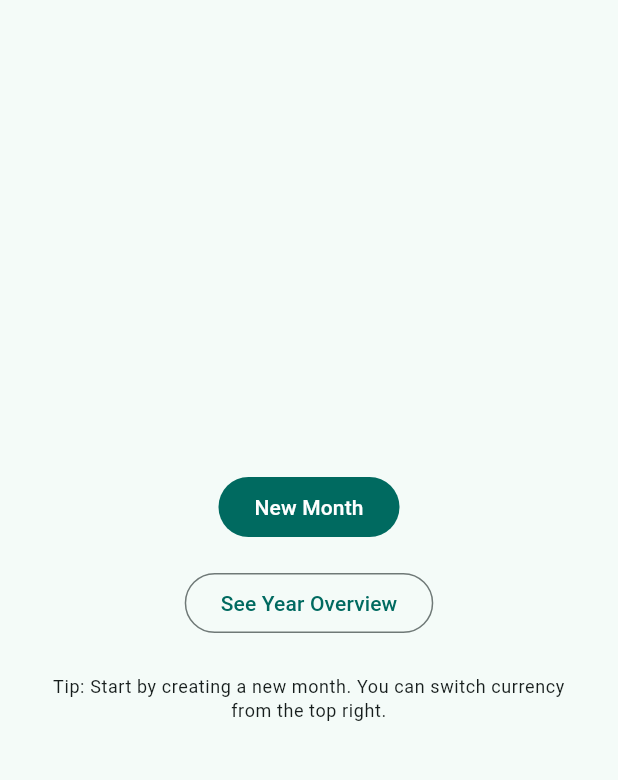
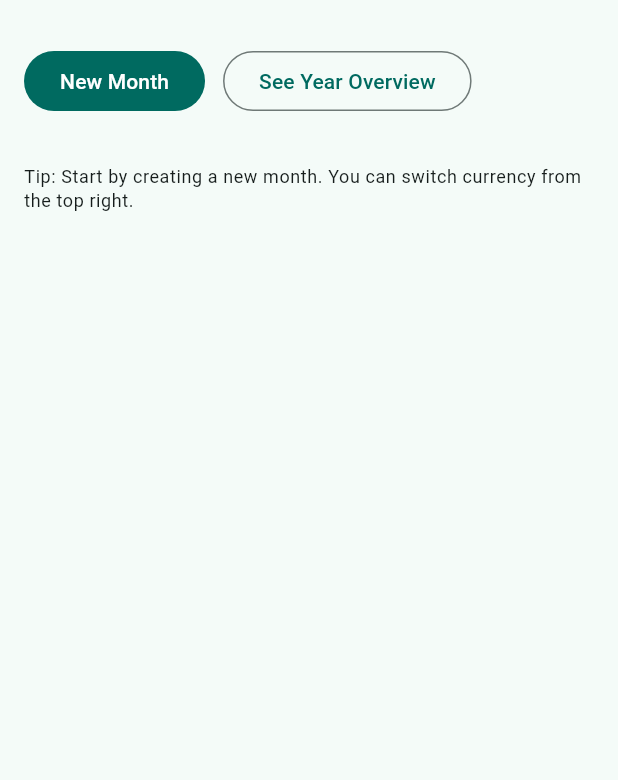
Before and after one commit to PabloSczn/truly-budget, a Flutter app: the screen it shows after launch, on a phone screen of 412 x 824 dp, the part 63-843 px from its top. Run offline on Flutter 3.47's test engine with Material 3 defaults, Android fonts, the phone set to English and light mode, and no system bars; our stand-ins replace fl_chart, package_info_plus, shared_preferences.

Commit message:
persist data and show active budgets

```diff
--- a/lib/models/category.dart
+++ b/lib/models/category.dart
@@ -3,7 +3,7 @@ import 'expense.dart';
 class Category {
   final String id;
   String name;
-  String emoji; // e.g. "🍔"
+  String emoji;
   double allocated;
   final List<Expense> expenses;
 
@@ -18,4 +18,22 @@ class Category {
   double get spent => expenses.fold(0.0, (sum, e) => sum + e.amount);
   double get remaining => allocated - spent;
   double get spentRatio => allocated <= 0 ? 0 : (spent / allocated).clamp(0, 1);
+
+  Map<String, dynamic> toJson() => {
+        'id': id,
+        'name': name,
+        'emoji': emoji,
+        'allocated': allocated,
+        'expenses': expenses.map((e) => e.toJson()).toList(),
+      };
+
+  factory Category.fromJson(Map<String, dynamic> json) => Category(
+        id: json['id'] as String,
+        name: json['name'] as String,
+        emoji: json['emoji'] as String? ?? '🗂️',
+        allocated: (json['allocated'] as num?)?.toDouble() ?? 0.0,
+        expenses: (json['expenses'] as List<dynamic>? ?? const [])
+            .map((e) => Expense.fromJson(e as Map<String, dynamic>))
+            .toList(),
+      );
 }
--- a/lib/models/expense.dart
+++ b/lib/models/expense.dart
@@ -11,4 +11,19 @@ class Expense {
     DateTime? date,
   })  : emoji = emoji ?? '🧾',
         date = date ?? DateTime.now();
+
+  Map<String, dynamic> toJson() => {
+        'note': note,
+        'amount': amount,
+        'emoji': emoji,
+        'date': date.toIso8601String(),
+      };
+
+  factory Expense.fromJson(Map<String, dynamic> json) => Expense(
+        note: json['note'] as String,
+        amount: (json['amount'] as num).toDouble(),
+        emoji: json['emoji'] as String? ?? '🧾',
+        date:
+            DateTime.tryParse(json['date'] as String? ?? '') ?? DateTime.now(),
+      );
 }
--- a/lib/models/income.dart
+++ b/lib/models/income.dart
@@ -5,4 +5,17 @@ class Income {
 
   Income({required this.source, required this.amount, DateTime? date})
       : date = date ?? DateTime.now();
+
+  Map<String, dynamic> toJson() => {
+        'source': source,
+        'amount': amount,
+        'date': date.toIso8601String(),
+      };
+
+  factory Income.fromJson(Map<String, dynamic> json) => Income(
+        source: json['source'] as String,
+        amount: (json['amount'] as num).toDouble(),
+        date:
+            DateTime.tryParse(json['date'] as String? ?? '') ?? DateTime.now(),
+      );
 }
--- a/lib/models/month_budget.dart
+++ b/lib/models/month_budget.dart
@@ -18,4 +18,22 @@ class MonthBudget {
   double get totalIncome => incomes.fold(0.0, (s, i) => s + i.amount);
   double get totalAllocated => categories.fold(0.0, (s, c) => s + c.allocated);
   double get spare => totalIncome - totalAllocated;
+
+  Map<String, dynamic> toJson() => {
+        'year': year,
+        'month': month,
+        'incomes': incomes.map((i) => i.toJson()).toList(),
+        'categories': categories.map((c) => c.toJson()).toList(),
+      };
+
+  factory MonthBudget.fromJson(Map<String, dynamic> json) => MonthBudget(
+        year: json['year'] as int,
+        month: json['month'] as int,
+        incomes: (json['incomes'] as List<dynamic>? ?? const [])
+            .map((i) => Income.fromJson(i as Map<String, dynamic>))
+            .toList(),
+        categories: (json['categories'] as List<dynamic>? ?? const [])
+            .map((c) => Category.fromJson(c as Map<String, dynamic>))
+            .toList(),
+      );
 }
--- a/lib/screens/landing_screen.dart
+++ b/lib/screens/landing_screen.dart
@@ -1,27 +1,33 @@
 import 'package:flutter/material.dart';
+import 'package:provider/provider.dart';
+import 'package:truly_budget/screens/month_screen.dart';
+import '../state/budget_store.dart';
 import '../widgets/currency_selector.dart';
 import 'month_selection_screen.dart';
 import 'year_overview_screen.dart';
 import '../widgets/app_menu_drawer.dart';
+import '../utils/year_month.dart';
+import '../utils/format.dart';
 
 class LandingScreen extends StatelessWidget {
   const LandingScreen({super.key});
 
   @override
   Widget build(BuildContext context) {
+    final store = context.watch<BudgetStore>();
+    final monthKeys = store.monthKeysDesc;
+
     return Scaffold(
       appBar: AppBar(
         title: const Text('TrulyBudget'),
         actions: const [CurrencySelectorAction()],
       ),
       drawer: const AppMenuDrawer(),
-      body: Center(
-        child: ConstrainedBox(
-          constraints: const BoxConstraints(maxWidth: 420),
-          child: Padding(
-            padding: const EdgeInsets.all(24.0),
-            child: Column(
-              mainAxisAlignment: MainAxisAlignment.center,
+      body: ListView(
+        padding: const EdgeInsets.all(16),
+        children: [
+          // Quick actions
+          Row(
             children: [
               FilledButton(
                 onPressed: () {
@@ -33,7 +39,7 @@ class LandingScreen extends StatelessWidget {
                 },
                 child: const Text('New Month'),
               ),
-                const SizedBox(height: 16),
+              const SizedBox(width: 12),
               OutlinedButton(
                 onPressed: () {
                   Navigator.of(context).push(
@@ -44,14 +50,69 @@ class LandingScreen extends StatelessWidget {
                 },
                 child: const Text('See Year Overview'),
               ),
-                const SizedBox(height: 24),
-                Text(
-                  'Tip: Start by creating a new month. You can switch currency from the top right.',
-                  textAlign: TextAlign.center,
-                  style: Theme.of(context).textTheme.bodySmall,
-                )
             ],
           ),
+          const SizedBox(height: 24),
+
+          // Existing (active) month budgets
+          if (monthKeys.isNotEmpty) ...[
+            Text('Your budgets',
+                style: Theme.of(context).textTheme.titleMedium),
+            const SizedBox(height: 8),
+            for (final key in monthKeys)
+              _MonthTile(
+                ymKey: key,
+                onTap: () {
+                  final parts = key.split('-');
+                  final y = int.parse(parts[0]);
+                  final m = int.parse(parts[1]);
+                  store.selectMonth(y, m);
+                  Navigator.of(context).push(
+                    MaterialPageRoute(builder: (_) => const MonthScreen()),
+                  );
+                },
+              ),
+          ] else
+            Padding(
+              padding: const EdgeInsets.only(top: 8.0),
+              child: Text(
+                'Tip: Start by creating a new month. You can switch currency from the top right.',
+                style: Theme.of(context).textTheme.bodySmall,
+              ),
+            ),
+        ],
+      ),
+    );
+  }
+}
+
+class _MonthTile extends StatelessWidget {
+  final String ymKey;
+  final VoidCallback onTap;
+  const _MonthTile({required this.ymKey, required this.onTap});
+
+  @override
+  Widget build(BuildContext context) {
+    final store = context.read<BudgetStore>();
+    final b = store.budgets[ymKey]!;
+    final income = b.totalIncome;
+    final expenses = b.categories.fold<double>(0, (s, c) => s + c.spent);
+    final spare = income - expenses;
+    return Card(
+      child: ListTile(
+        onTap: onTap,
+        leading: const Icon(Icons.calendar_month),
+        title: Text(YearMonth.labelFromKey(ymKey)),
+        subtitle: Text(
+          'Income: ${Format.money(income, symbol: store.currency.symbol)}\n'
+          'Expenses: ${Format.money(expenses, symbol: store.currency.symbol)}',
+        ),
+        trailing: Text(
+          (spare >= 0 ? 'Left: ' : 'Debt: ') +
+              Format.money(spare.abs(), symbol: store.currency.symbol),
+          style: TextStyle(
+            color: spare >= 0 ? Colors.green : Colors.red,
+            fontWeight: FontWeight.w600,
           ),
         ),
       ),
--- a/pubspec.yaml
+++ b/pubspec.yaml
@@ -15,6 +15,7 @@ dependencies:
   fl_chart: ^0.67.0
   url_launcher: ^6.2.6
   package_info_plus: ^9.0.0
+  path_provider: ^2.1.3
 
 dev_dependencies:
   flutter_lints: ^3.0.1
```
Also changed, not shown: lib/state/budget_store.dart (+87 -18 lines), pubspec.lock, 1 other file. Lines whose indentation alone changed are shown as unchanged.
